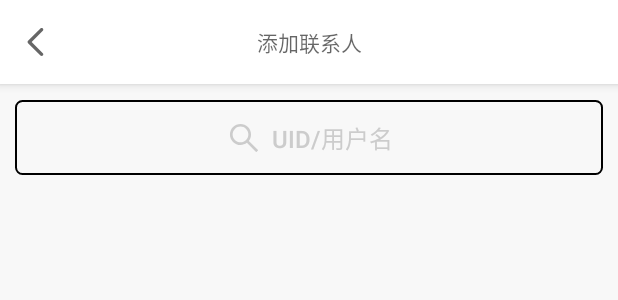
After one commit to compose-museum/Chatty, an Android app built with Jetpack Compose: the @Preview function AddFriends, on a phone screen of 412 x 824 dp. The commit adds this screen. Shown: the top 300 px of the screen. Run offline under Robolectric (Android 15) with nearby library versions, the phone set to English and light mode, and no system bars.

Commit message:
add search friend

```diff
--- a/app/src/main/java/com/chatty/compose/MainActivity.kt
+++ b/app/src/main/java/com/chatty/compose/MainActivity.kt
@@ -16,6 +16,7 @@ import androidx.navigation.navArgument
 import com.chatty.compose.screens.drawer.PersonalProfileEditor
 import com.chatty.compose.screens.contracts.UserProfile
 import com.chatty.compose.screens.chatty.mock.friends
+import com.chatty.compose.screens.contracts.AddFriends
 import com.chatty.compose.screens.login.Login
 import com.chatty.compose.screens.register.Register
 import com.chatty.compose.screens.splash.Splash
@@ -85,6 +86,10 @@ class MainActivity : ComponentActivity() {
                             }
                             PersonalProfileEditor(title, category == "gender", category == "qrcode")
                         }
+                        composable(AppScreen.addFriends) {
+                            hideIME()
+                            AddFriends()
+                        }
                     }
                 }
             }
--- /dev/null
+++ b/app/src/main/java/com/chatty/compose/screens/contracts/AddFriends.kt
@@ -0,0 +1,203 @@
+package com.chatty.compose.screens.contracts
+
+import androidx.compose.animation.AnimatedVisibility
+import androidx.compose.foundation.background
+import androidx.compose.foundation.border
+import androidx.compose.foundation.focusable
+import androidx.compose.foundation.interaction.MutableInteractionSource
+import androidx.compose.foundation.layout.*
+import androidx.compose.foundation.shape.RoundedCornerShape
+import androidx.compose.foundation.text.BasicTextField
+import androidx.compose.foundation.text.KeyboardOptions
+import androidx.compose.material.*
+import androidx.compose.material.icons.Icons
+import androidx.compose.material.icons.filled.Close
+import androidx.compose.runtime.*
+import androidx.compose.ui.Alignment
+import androidx.compose.ui.ExperimentalComposeUiApi
+import androidx.compose.ui.Modifier
+import androidx.compose.ui.focus.FocusDirection
+import androidx.compose.ui.focus.FocusRequester
+import androidx.compose.ui.focus.focusRequester
+import androidx.compose.ui.focus.onFocusChanged
+import androidx.compose.ui.geometry.RoundRect
+import androidx.compose.ui.graphics.Color
+import androidx.compose.ui.layout.Placeable
+import androidx.compose.ui.layout.SubcomposeLayout
+import androidx.compose.ui.platform.LocalContext
+import androidx.compose.ui.platform.LocalDensity
+import androidx.compose.ui.platform.LocalFocusManager
+import androidx.compose.ui.res.painterResource
+import androidx.compose.ui.semantics.SemanticsProperties.ImeAction
+import androidx.compose.ui.text.TextStyle
+import androidx.compose.ui.text.font.FontWeight
+import androidx.compose.ui.text.input.KeyboardType
+import androidx.compose.ui.tooling.preview.Preview
+import androidx.compose.ui.unit.Constraints
+import androidx.compose.ui.unit.dp
+import androidx.compose.ui.unit.sp
+import com.chatty.compose.R
+import com.chatty.compose.ui.components.AppScreen
+import com.chatty.compose.ui.components.CenterRow
+import com.chatty.compose.ui.components.HeightSpacer
+import com.chatty.compose.ui.components.WidthSpacer
+import com.chatty.compose.ui.utils.LocalNavController
+import com.chatty.compose.ui.utils.hideIME
+import kotlinx.coroutines.launch
+import kotlin.math.max
+import java.util.*
+
+
+@Preview
+@Composable
+fun AddFriends() {
+    var isSearchingState = remember { mutableStateOf(false) }
+    Column(
+        modifier = Modifier
+            .fillMaxSize()
+            .background(Color(0xFFF8F8F8))
+    ) {
+        AnimatedVisibility(visible = !isSearchingState.value) {
+            AddFriendTopBar()
+        }
+        HeightSpacer(value = 5.dp)
+        SearchFriendBar(isSearchingState)
+    }
+}
+
+
+@Composable
+fun AddFriendTopBar() {
+    // val navController = LocalNavController.current
+    TopAppBar(
+        contentPadding = WindowInsets.statusBars.only(WindowInsetsSides.Top).asPaddingValues(),
+        backgroundColor = Color.White
+    ) {
+        CenterRow {
+            Box (
+                modifier = Modifier.fillMaxWidth(),
+            ) {
+                Text("添加联系人", modifier = Modifier.align(Alignment.Center))
+                IconButton(
+                    onClick = {
+                        // navController.popBackStack()
+                    },
+                    modifier=  Modifier.align(Alignment.BottomStart)
+                ) {
+                    Icon(painter = painterResource(id = R.drawable.back), "add_friends")
+                }
+            }
+        }
+    }
+}
+
+@OptIn(ExperimentalComposeUiApi::class)
+@Composable
+fun SearchFriendBar(isSearchingState: MutableState<Boolean>) {
+    val context = LocalContext.current
+    var focusManager = LocalFocusManager.current
+    var searchContent by remember { mutableStateOf("") }
+    var focusRequester = remember { FocusRequester() }
+    var rowModifier: Modifier = Modifier
+    if (isSearchingState.value) {
+        rowModifier = rowModifier.padding(WindowInsets.statusBars.asPaddingValues())
+    }
+    val interactionSource = remember {
+      MutableInteractionSource()
+    }
+    SubcompositionRow(
+        Modifier
+            .then(rowModifier)
+            .padding(horizontal = 10.dp),
+        textField = {
+            BasicTextField(
+                value = searchContent,
+                onValueChange = {
+                    searchContent = it
+                },
+                modifier = Modifier
+                    .height(50.dp)
+                    .border(1.dp, Color.Black, RoundedCornerShape(5.dp))
+                    .focusable(true, interactionSource)
+                    .onFocusChanged {
+                        isSearchingState.value = it.isFocused
+                    },
+                textStyle = TextStyle(fontSize = 18.sp),
+                maxLines = 1
+            ) { innerText ->
+                CenterRow(Modifier.fillMaxWidth()) {
+                    Box(
+                        modifier = Modifier
+                            .weight(1f)
+                            .padding(horizontal = 12.dp),
+                        contentAlignment = if (isSearchingState.value) Alignment.CenterStart else Alignment.Center
+                    ) {
+                        if (!isSearchingState.value) {
+                            CenterRow {
+                                Icon(
+                                    painter = painterResource(id = R.drawable.search),
+                                    contentDescription = null,
+                                    tint = Color.LightGray
+                                )
+                                WidthSpacer(value = 3.dp)
+                                Text(
+                                    text = "UID/用户名",
+                                    fontSize = 16.sp,
+                                    fontWeight = FontWeight.Medium,
+                                    color = Color.LightGray
+                                )
+                            }
+                        }
+                        innerText()
+                    }
+                    if (searchContent.isNotEmpty()) {
+                        IconButton(
+                            onClick = { searchContent = "" },
+                        ) {
+                            Icon(Icons.Filled.Close, null)
+                        }
+                    }
+                }
+            }
+        },
+        cancel = {
+            if (isSearchingState.value) {
+                TextButton(onClick = {
+                    focusManager.clearFocus()
+                    isSearchingState.value = false
+                    searchContent = ""
+                }) {
+                    Text(text = "取消")
+                }
+            }
+        }
+    )
+}
+
+
+@Composable
+fun SubcompositionRow(modifier: Modifier, textField: @Composable () -> Unit, cancel: @Composable () -> Unit) {
+    SubcomposeLayout(modifier) { constraints ->
+        var cancelMeasureables = subcompose("cancel") { cancel() }
+        var cancelPlaceable: Placeable? = null
+        if (cancelMeasureables.isNotEmpty()) {
+            cancelPlaceable = cancelMeasureables.first().measure(constraints = constraints)
+        }
+        var consumeWidth = cancelPlaceable?.width ?: 0
+        var textFieldMeasureables = subcompose("text_field") { textField() }.first()
+        var textFieldPlaceables = textFieldMeasureables.measure(
+            Constraints(
+                minWidth = constraints.maxWidth - consumeWidth,
+                maxWidth = constraints.maxWidth - consumeWidth,
+                minHeight = 0,
+                maxHeight = constraints.maxHeight
+            )
+        )
+        var width = constraints.maxWidth
+        var height = max(cancelPlaceable?.height ?: 0, textFieldPlaceables.height)
+        layout(width, height) {
+            textFieldPlaceables.placeRelative(0, 0)
+            cancelPlaceable?.placeRelative(textFieldPlaceables.width, 0)
+        }
+    }
+}
--- a/app/src/main/java/com/chatty/compose/screens/contracts/Contracts.kt
+++ b/app/src/main/java/com/chatty/compose/screens/contracts/Contracts.kt
@@ -132,6 +132,7 @@ fun Contracts() {
 
 @Composable
 fun ContractTopBar() {
+    val navController = LocalNavController.current
     TopAppBar(
         contentPadding = WindowInsets.statusBars.only(WindowInsetsSides.Top).asPaddingValues(),
         backgroundColor = Color.White
@@ -142,7 +143,9 @@ fun ContractTopBar() {
             ) {
                 Text("通讯录", modifier = Modifier.align(Alignment.Center))
                 IconButton(
-                    onClick = { /*TODO*/ },
+                    onClick = {
+                        navController.navigate(AppScreen.addFriends)
+                    },
                     modifier=  Modifier.align(Alignment.BottomEnd)
                 ) {
                     Icon(painter = painterResource(id = R.drawable.add_friend), "add_friends")
--- a/app/src/main/java/com/chatty/compose/ui/components/MyBottomNavigationBar.kt
+++ b/app/src/main/java/com/chatty/compose/ui/components/MyBottomNavigationBar.kt
@@ -46,4 +46,5 @@ object AppScreen {
     const val splash = "splash"
     const val userProfile = "user_profile"
     const val profileEdit = "profile_edit"
+    const val addFriends = "add_friends"
 }
--- /dev/null
+++ b/app/src/main/res/drawable/back.xml
@@ -0,0 +1,9 @@
+<vector xmlns:android="http://schemas.android.com/apk/res/android"
+    android:width="24dp"
+    android:height="24dp"
+    android:viewportWidth="1024"
+    android:viewportHeight="1024">
+  <path
+      android:fillColor="#FF000000"
+      android:pathData="M671.97,912c-12.29,0 -24.58,-4.67 -33.95,-14.05L286.05,545.98c-18.75,-18.72 -18.75,-49.12 0,-67.87l351.97,-352c18.75,-18.75 49.12,-18.75 67.87,0 18.75,18.72 18.75,49.12 0,67.87l-318.02,318.05 318.02,318.02c18.75,18.75 18.75,49.12 0,67.87C696.54,907.33 684.26,912 671.97,912z"/>
+</vector>
--- /dev/null
+++ b/app/src/main/res/drawable/search.xml
@@ -0,0 +1,9 @@
+<vector xmlns:android="http://schemas.android.com/apk/res/android"
+    android:width="24dp"
+    android:height="24dp"
+    android:viewportWidth="1024"
+    android:viewportHeight="1024">
+  <path
+      android:fillColor="#FF000000"
+      android:pathData="M909.6,854.5L649.9,594.8C690.2,542.7 712,479 712,412c0,-80.2 -31.3,-155.4 -87.9,-212.1 -56.6,-56.7 -132,-87.9 -212.1,-87.9s-155.5,31.3 -212.1,87.9C143.2,256.5 112,331.8 112,412c0,80.1 31.3,155.5 87.9,212.1C256.5,680.8 331.8,712 412,712c67,0 130.6,-21.8 182.7,-62l259.7,259.6c3.2,3.2 8.4,3.2 11.6,0l43.6,-43.5c3.2,-3.2 3.2,-8.4 0,-11.6zM570.4,570.4C528,612.7 471.8,636 412,636s-116,-23.3 -158.4,-65.6C211.3,528 188,471.8 188,412s23.3,-116.1 65.6,-158.4C296,211.3 352.2,188 412,188s116.1,23.2 158.4,65.6S636,352.2 636,412s-23.3,116.1 -65.6,158.4z"/>
+</vector>
```
